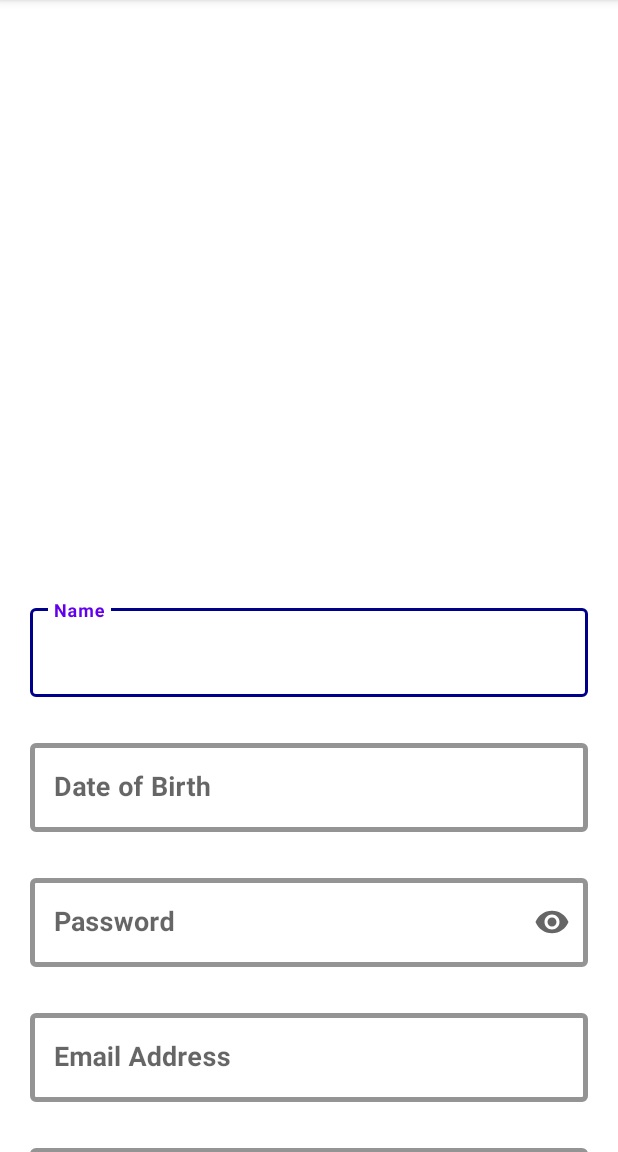
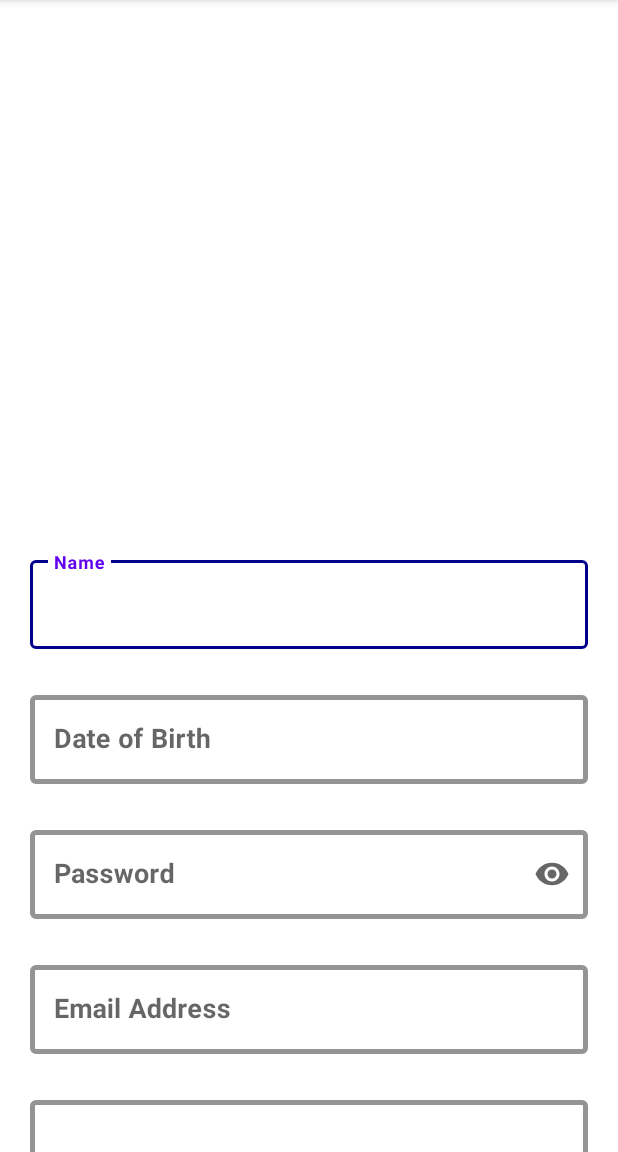
Before and after one commit to sbansal1999/medical-gateway, an Android app: the screen it shows after launch (RegisterActivity), on a phone screen of 412 x 824 dp, the part 84-1236 px from its top. Run offline under Robolectric (Android 15) with nearby library versions, the phone set to English and light mode, and no system bars.

Commit message:
guideline applied

```diff
--- a/app/build.gradle
+++ b/app/build.gradle
@@ -26,6 +26,9 @@
         sourceCompatibility JavaVersion.VERSION_1_8
         targetCompatibility JavaVersion.VERSION_1_8
     }
+    buildFeatures{
+        viewBinding true
+    }
 }
 
 dependencies {
--- a/app/src/main/res/layout/activity_register.xml
+++ b/app/src/main/res/layout/activity_register.xml
@@ -21,19 +21,14 @@
             android:layout_height="wrap_content">
 
 
-            <Button
-                android:id="@+id/button_register"
-                android:layout_width="251dp"
-                android:layout_height="62dp"
-                android:layout_marginTop="55dp"
-                android:paddingTop="8dp"
-                android:paddingBottom="8dp"
-                android:text="Register"
-                android:textSize="24sp"
-                android:textStyle="bold"
-                app:layout_constraintEnd_toEndOf="@+id/text_residential_address"
-                app:layout_constraintStart_toStartOf="@+id/text_residential_address"
-                app:layout_constraintTop_toBottomOf="@+id/text_residential_address" />
+            <androidx.constraintlayout.widget.Guideline
+                android:id="@+id/guideline"
+                android:layout_width="wrap_content"
+                android:layout_height="wrap_content"
+                android:orientation="horizontal"
+
+                app:layout_constraintGuide_percent="0.38" />
+
 
             <com.google.android.material.textfield.TextInputLayout
                 android:id="@+id/text_name"
@@ -42,7 +37,6 @@
                 android:layout_height="wrap_content"
                 android:layout_marginStart="20dp"
                 android:layout_marginLeft="20dp"
-                android:layout_marginTop="400dp"
                 android:layout_marginEnd="20dp"
                 android:layout_marginRight="20dp"
                 android:layout_marginBottom="25dp"
@@ -52,7 +46,7 @@
                 app:layout_constraintBottom_toTopOf="@+id/text_dob"
                 app:layout_constraintEnd_toEndOf="parent"
                 app:layout_constraintStart_toStartOf="parent"
-                app:layout_constraintTop_toTopOf="parent">
+                app:layout_constraintTop_toTopOf="@+id/guideline">
 
                 <com.google.android.material.textfield.TextInputEditText
                     android:layout_width="match_parent"
@@ -166,6 +160,19 @@
                     android:textSize="18sp"
                     android:textStyle="bold" />
             </com.google.android.material.textfield.TextInputLayout>
+            <Button
+                android:id="@+id/button_register"
+                android:layout_width="251dp"
+                android:layout_height="62dp"
+                android:layout_marginTop="55dp"
+                android:paddingTop="8dp"
+                android:paddingBottom="8dp"
+                android:text="Register"
+                android:textSize="24sp"
+                android:textStyle="bold"
+                app:layout_constraintEnd_toEndOf="@+id/text_residential_address"
+                app:layout_constraintStart_toStartOf="@+id/text_residential_address"
+                app:layout_constraintTop_toBottomOf="@+id/text_residential_address" />
 
             <CheckBox
                 android:id="@+id/checkBox_tc"
```
